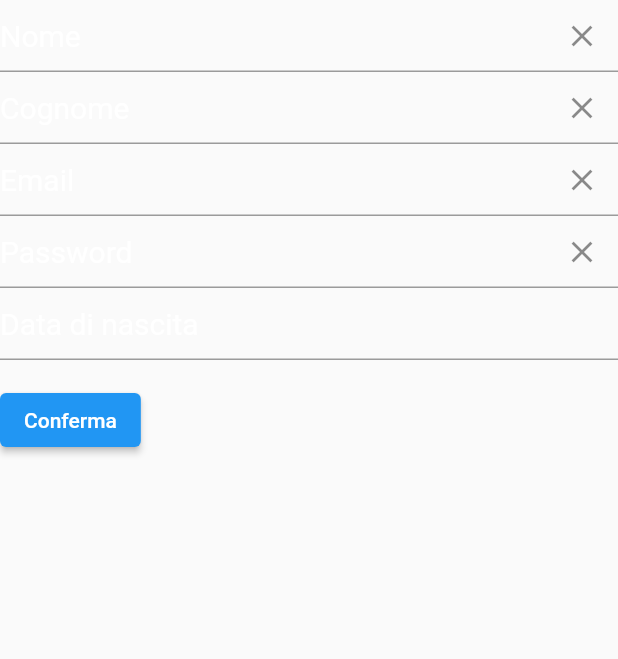
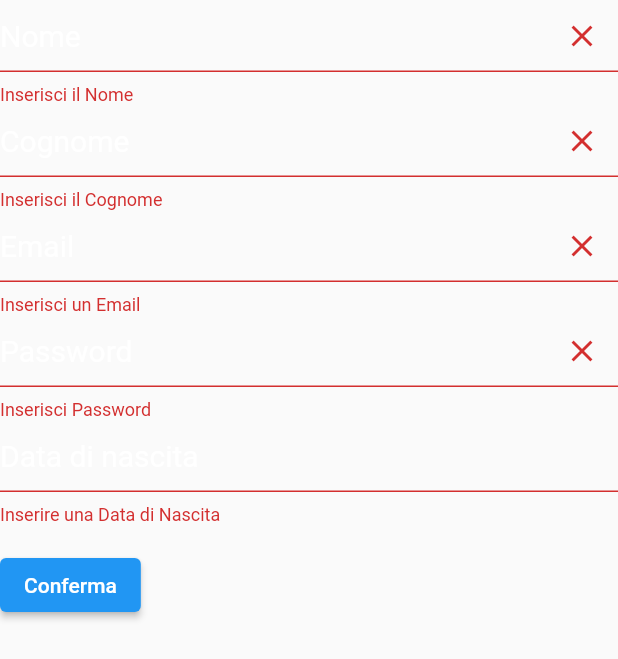
Before and after one commit to ClaudioDotani/sad-app-flutter, a Flutter app: the MyCustomForm widget shown alone on an empty page, opened directly, after a tap on "Conferma", on a phone screen of 412 x 824 dp. Shown: the top 659 px of the screen. Run offline on Flutter 3.47's test engine with Material 2 defaults, Android fonts, the phone set to English and light mode, and no system bars; network calls fail.

Commit message:
commit finale assafà

```diff
--- a/lib/LoginForm.dart
+++ b/lib/LoginForm.dart
@@ -79,6 +79,9 @@ class MyLoginFormState extends State<MyLoginForm> {
             validator: (value) {
               if (value == null || value.isEmpty) {
                 return 'Inserisci un indirizzo email';
+              }
+              if(!value.contains("@") || !value.contains(".")){
+                return 'Inserisci un Email valida';
               }
               return null;
             },
--- a/lib/Registrazione.dart
+++ b/lib/Registrazione.dart
@@ -68,8 +68,9 @@ class MyCustomFormState extends State<MyCustomForm> {
     final DateTime? picked = await showDatePicker(
         context: context,
         initialDate: Giorno,
-        firstDate: DateTime.now(),
-        lastDate: DateTime(2101));
+        firstDate: DateTime(1971),
+        lastDate: DateTime.now(),
+    );
     if (picked != null && picked != Giorno) {
       setState(() {
         Giorno = picked;
@@ -179,6 +180,9 @@ class MyCustomFormState extends State<MyCustomForm> {
               if (value == null || value.isEmpty) {
                 return 'Inserisci un Email';
               }
+              if(!value.contains("@") || !value.contains(".")){
+                return 'Inserisci un Email valida';
+              }
               return null;
             },
             decoration: InputDecoration(
@@ -231,7 +235,17 @@ class MyCustomFormState extends State<MyCustomForm> {
           Padding(
             padding: const EdgeInsets.symmetric(vertical: 16.0),
             child: ElevatedButton(
-              onPressed: () => postData(context),
+              onPressed: () {
+                if (_formKey.currentState!.validate()) {
+                  // If the form is valid, display a snackbar. In the real world,
+                  // you'd often call a server or save the information in a database.
+                  ScaffoldMessenger.of(context).showSnackBar(
+                    const SnackBar(content: Text('Registrazione in Corso...')),
+                  );
+                  postData(context);
+                }
+
+              },
               child: const Text('Conferma'),
             ),
 
--- a/lib/viewOrari.dart
+++ b/lib/viewOrari.dart
@@ -87,7 +87,7 @@ class OrariViewState extends State<OrariView> {
     }
 
     DateTime dataPartita = new DateTime(
-        Giorno.year, Giorno.month, Giorno.day, ora , 0, 0, 0, 0);
+        Giorno.year, Giorno.month, Giorno.day, ora +2, 0, 0, 0, 0);
 
     Map pren = {
       "durataPrenotazione": 60,
```
